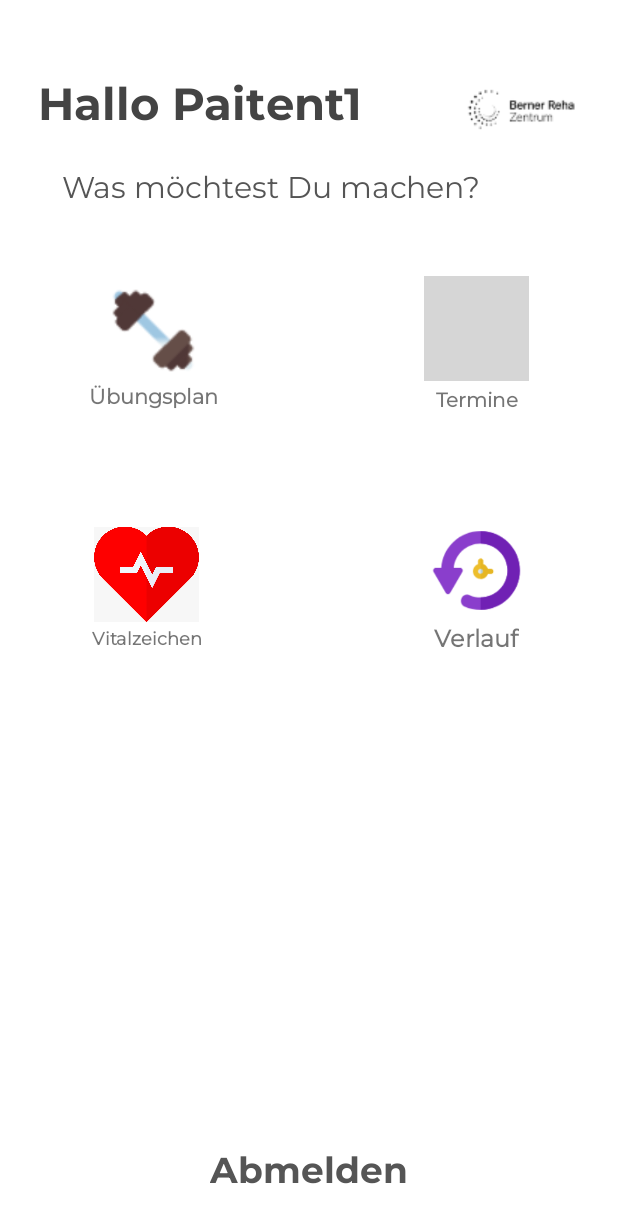
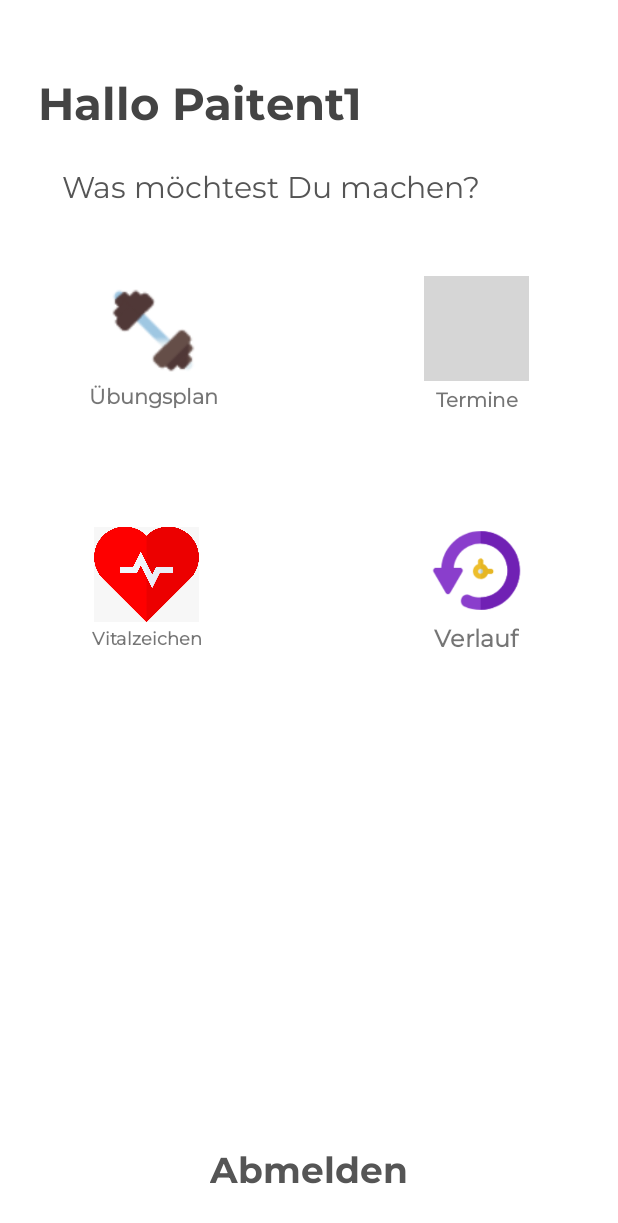
Before and after one commit to stajz1/CR-APP, an Android app: the FragmentPatientsHome screen opened through its navigation route, on a phone screen of 412 x 824 dp. Shown: the top 1223 px of the screen. Run offline under Robolectric (Android 15) with nearby library versions, the phone set to English and light mode, and no system bars; grey boxes are pictures that could not be loaded.

Commit message:
Update patient_home.xml

```diff
--- a/app/src/main/res/layout/patient_home.xml
+++ b/app/src/main/res/layout/patient_home.xml
@@ -209,17 +209,6 @@
     </androidx.cardview.widget.CardView>
 
 
-    <ImageView
-        android:id="@+id/imageView14"
-        android:layout_width="wrap_content"
-        android:layout_height="wrap_content"
-        android:layout_marginEnd="24dp"
-        app:layout_constraintBottom_toBottomOf="@+id/textView4"
-        app:layout_constraintEnd_toEndOf="parent"
-        app:layout_constraintLeft_toRightOf="parent"
-        app:layout_constraintTop_toTopOf="@+id/textView4"
-        app:srcCompat="@drawable/sub_logo" />
-
     <TextView
         android:id="@+id/textView35"
         android:layout_width="wrap_content"
```
